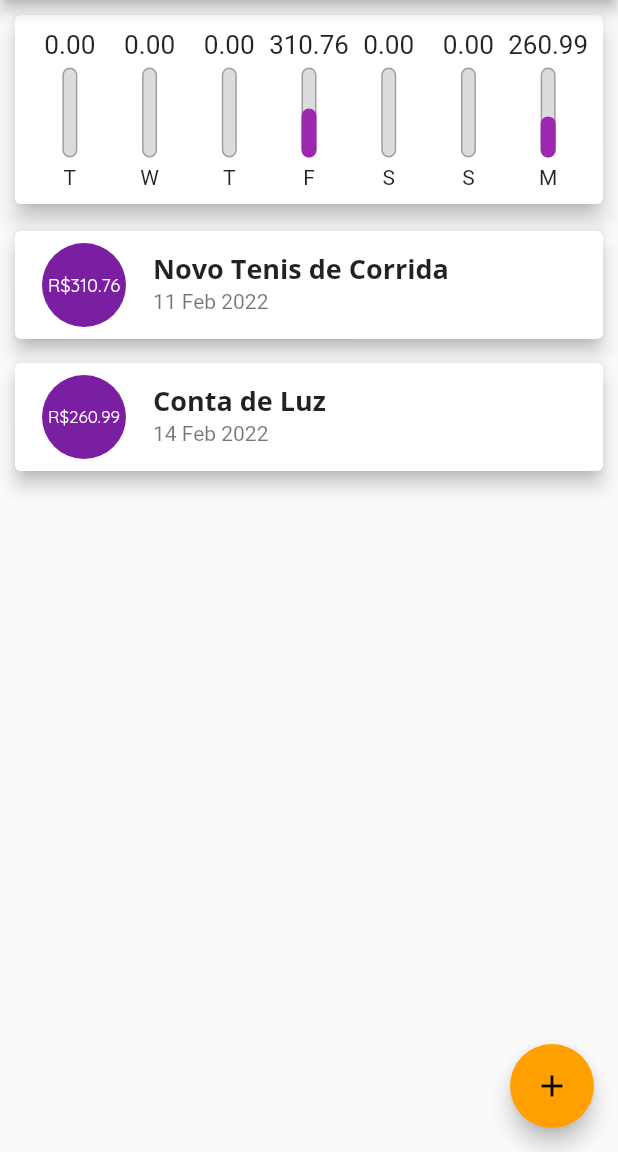
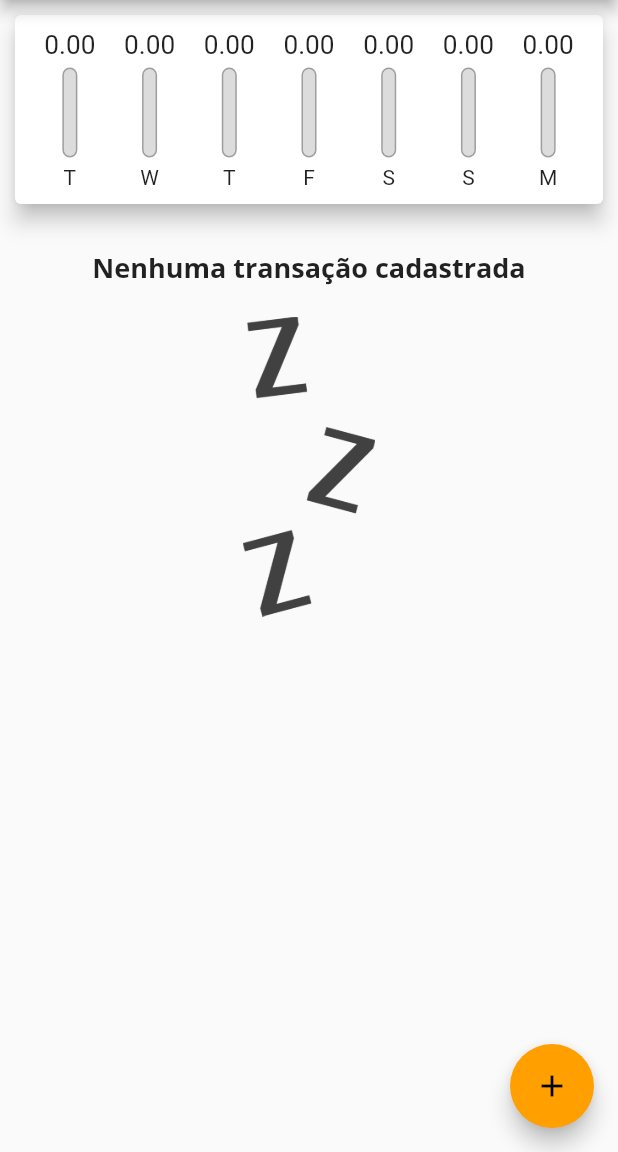
Before and after one commit to diegojaldim/expenses_app, a Flutter app: the screen it shows after launch, on a phone screen of 412 x 824 dp, the part 84-1236 px from its top. Run offline on Flutter 3.47's test engine with Material 2 defaults, Android fonts, the phone set to English and light mode, and no system bars.

Commit message:
Remove transaction

```diff
--- a/lib/components/chart.dart
+++ b/lib/components/chart.dart
@@ -57,7 +57,8 @@ class Chart extends StatelessWidget {
                 percentage: _weekTotalValue == 0
                     ? 0
                     : (tr['value'] as double) / _weekTotalValue,
-                ));
+              ),
+            );
           }).toList(),
         ),
       ),
--- a/lib/components/transaction_list.dart
+++ b/lib/components/transaction_list.dart
@@ -3,9 +3,12 @@ import 'package:flutter/material.dart';
 import 'package:intl/intl.dart';
 
 class TransactionList extends StatelessWidget {
-  const TransactionList(this.transactions, {Key? key}) : super(key: key);
+  final List<Transaction> transactions;
 
-  final List<Transaction> transactions;
+  final void Function(String) onRemoveTransaction;
+
+  const TransactionList(this.transactions, this.onRemoveTransaction, {Key? key})
+      : super(key: key);
 
   @override
   Widget build(BuildContext context) {
@@ -57,6 +60,11 @@ class TransactionList extends StatelessWidget {
                       style: Theme.of(context).textTheme.headline6,
                     ),
                     subtitle: Text(DateFormat('d MMM y').format(tr.date)),
+                    trailing: IconButton(
+                      onPressed: () => onRemoveTransaction(tr.id),
+                      icon: const Icon(Icons.delete),
+                      color: Theme.of(context).errorColor,
+                    ),
                   ),
                 );
               },
--- a/lib/main.dart
+++ b/lib/main.dart
@@ -24,14 +24,18 @@ class ExpensesApp extends StatelessWidget {
                 fontFamily: 'OpenSans',
                 fontSize: 18,
                 fontWeight: FontWeight.bold,
-              )),
+              ),
+            ),
         appBarTheme: AppBarTheme(
           textTheme: ThemeData.light().textTheme.copyWith(
                 headline6: const TextStyle(
                   fontFamily: 'OpenSans',
                   fontSize: 20,
                   fontWeight: FontWeight.bold,
-                  )))),
+                ),
+              ),
+        ),
+      ),
       home: const MyHomePage(),
     );
   }
@@ -46,19 +50,19 @@ class MyHomePage extends StatefulWidget {
 
 class _MyHomePageState extends State<MyHomePage> {
   final List<Transaction> _transactions = [
-    Transaction(
-        id: 't1',
-        title: 'Novo Tenis de Corrida',
-        value: 310.76,
-        date: DateTime.now().subtract(
-          const Duration(days: 3),
-        )),
-    Transaction(
-      id: 't2',
-      title: 'Conta de Luz',
-      value: 260.99,
-      date: DateTime.now(),
-    ),
+    // Transaction(
+    //     id: 't1',
+    //     title: 'Novo Tenis de Corrida',
+    //     value: 310.76,
+    //     date: DateTime.now().subtract(
+    //       const Duration(days: 3),
+    //     )),
+    // Transaction(
+    //   id: 't2',
+    //   title: 'Conta de Luz',
+    //   value: 260.99,
+    //   date: DateTime.now(),
+    // ),
   ];
 
   List<Transaction> get _recentTransactions {
@@ -67,18 +71,25 @@ class _MyHomePageState extends State<MyHomePage> {
     }).toList();
   }
 
-  _addTransaction(String title, double value) {
+  _addTransaction(String title, double value, DateTime date) {
     final newTransaction = Transaction(
       id: Random().nextDouble().toString(),
       title: title,
       value: value,
-        date: DateTime.now().subtract(const Duration(days: 3)));
+      date: date,
+    );
 
     setState(() {
       _transactions.add(newTransaction);
     });
 
     Navigator.of(context).pop();
+  }
+
+  _removeTransaction(String id) {
+    setState(() {
+      _transactions.removeWhere((tr) => tr.id == id);
+    });
   }
 
   _openTransactionFormModal(BuildContext context) {
@@ -100,7 +111,8 @@ class _MyHomePageState extends State<MyHomePage> {
             onPressed: () {
               _openTransactionFormModal(context);
             },
-              icon: const Icon(Icons.add))
+            icon: const Icon(Icons.add),
+          )
         ],
       ),
       body: SingleChildScrollView(
@@ -108,7 +120,7 @@ class _MyHomePageState extends State<MyHomePage> {
           crossAxisAlignment: CrossAxisAlignment.stretch,
           children: <Widget>[
             Chart(_recentTransactions),
-            TransactionList(_transactions),
+            TransactionList(_transactions, _removeTransaction),
           ],
         ),
       ),
```
Also changed, not shown: lib/components/transaction_form.dart (+5 -5 lines). Lines whose indentation alone changed are shown as unchanged.
